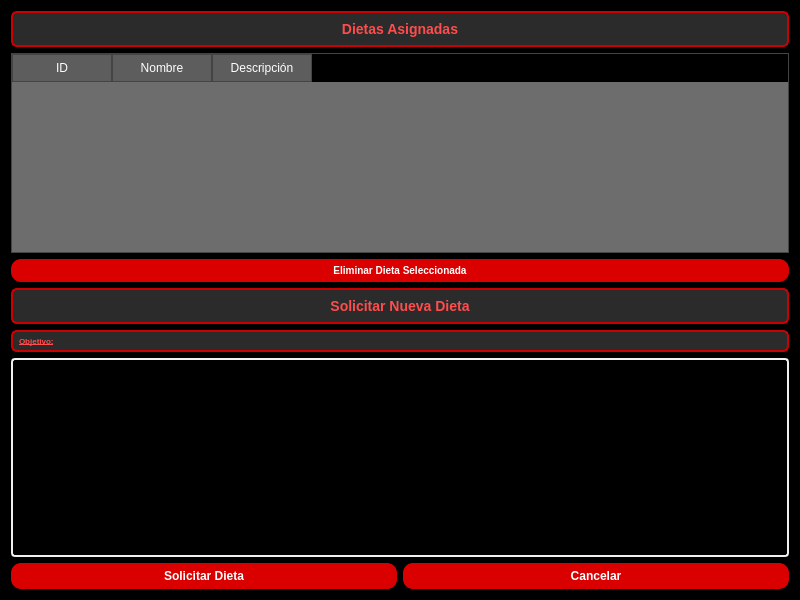
Before: the Qt Designer form src/vista/ui/SolicitarDieta.ui in OscaarMG/campasgym, drawn with Qt 5.
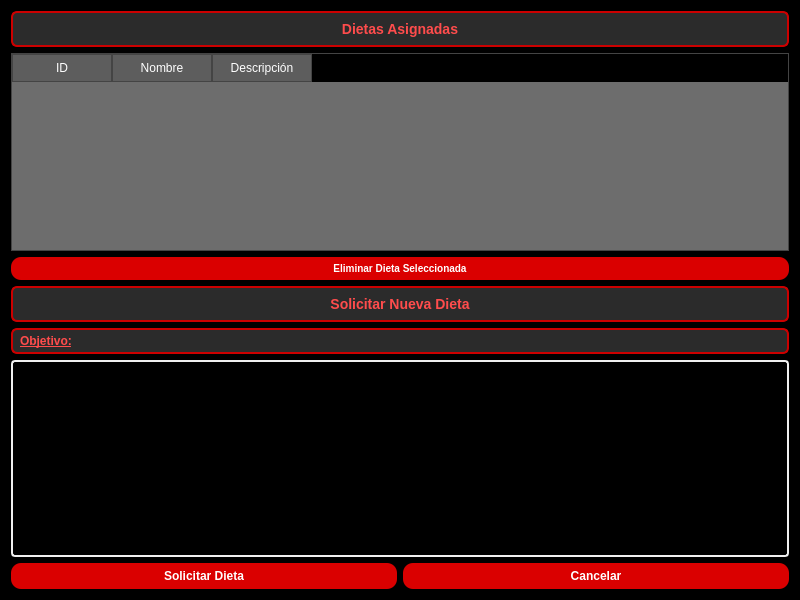
After: the same form once the commit is applied.

Patch:
```diff
--- a/src/vista/ui/SolicitarDieta.ui
+++ b/src/vista/ui/SolicitarDieta.ui
@@ -202,7 +202,7 @@
     color: #ff4c4c;              
     border: 2px solid #cc0000;     
     padding: 4px;
-    font-size: 8px;
+    font-size: 12px;
     font-weight: bold;
     border-radius: 6px;
 }
```
